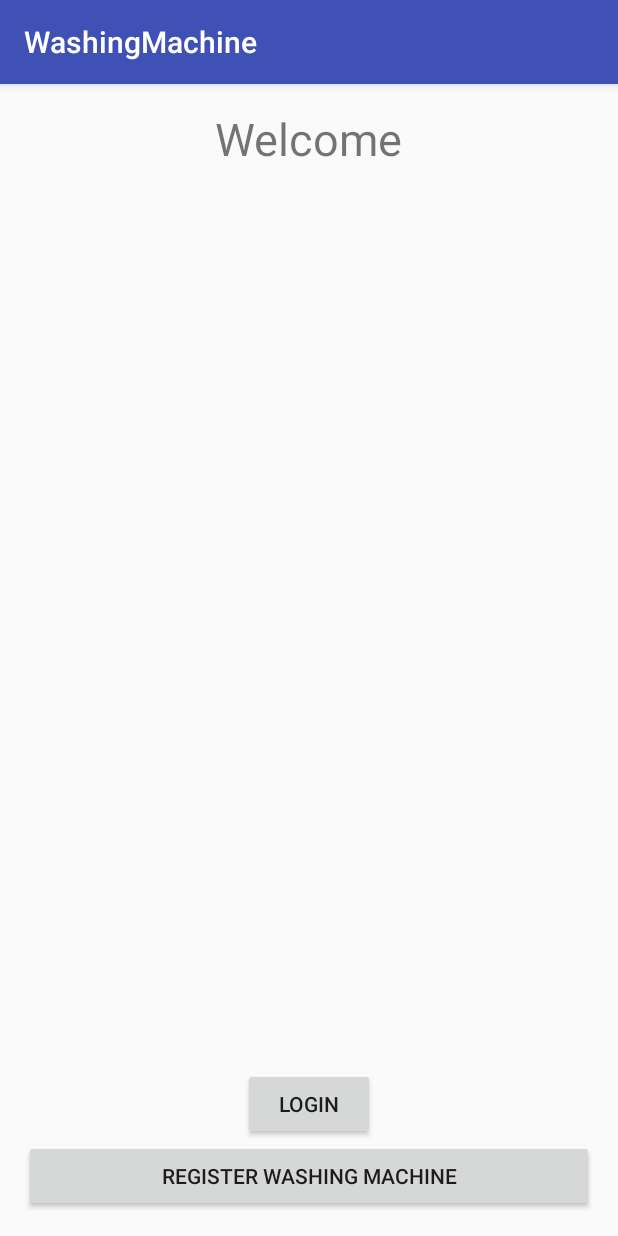
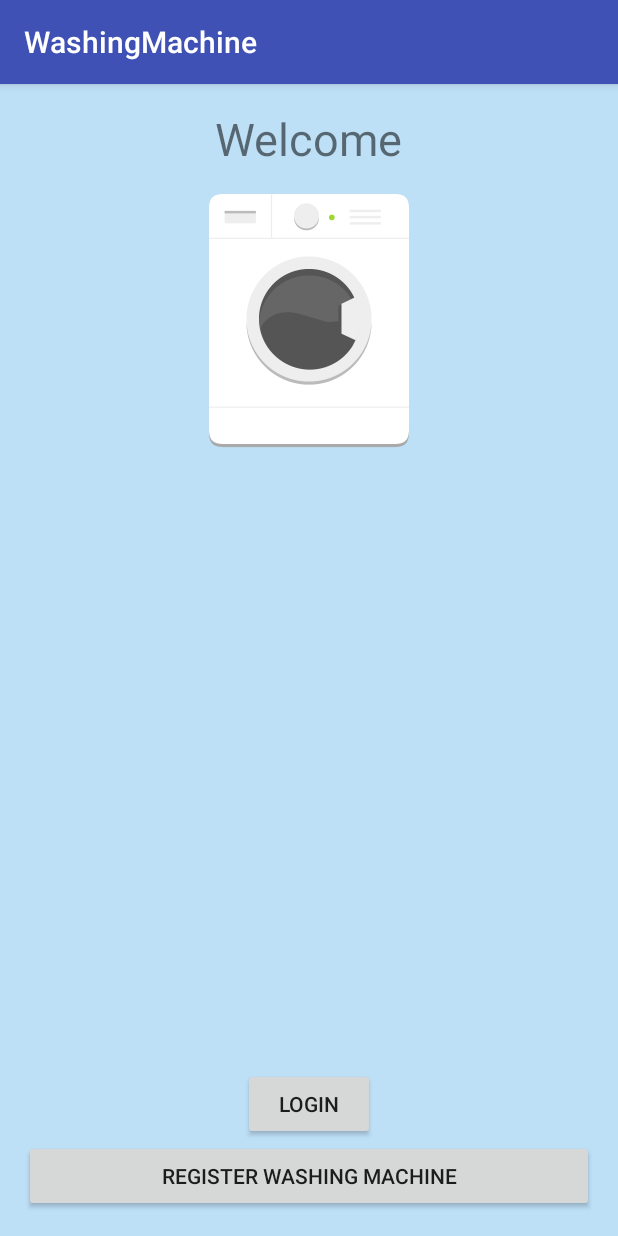
Before and after one commit to hsahot12/WashingMachine, an Android app: the screen it shows after launch (AuthenticationActivity), on a phone screen of 412 x 824 dp. Run offline under Robolectric (Android 15) with nearby library versions, the phone set to English and light mode, and no system bars; our stand-ins replace Volley; libraries missing offline, so code that uses them is left out: com.auth0.core, com.auth0.googleplus, com.auth0.lock; pictures from the network do not load; 2 statements that could not run were skipped.

Commit message:
This code was used in the presentation

```diff
--- a/app/src/main/res/layout/activity_main.xml
+++ b/app/src/main/res/layout/activity_main.xml
@@ -3,6 +3,7 @@
     xmlns:tools="http://schemas.android.com/tools"
     android:layout_width="match_parent"
     android:layout_height="match_parent"
+    android:background="#BEE0F7"
     android:paddingBottom="@dimen/activity_vertical_margin"
     android:paddingLeft="@dimen/activity_horizontal_margin"
     android:paddingRight="@dimen/activity_horizontal_margin"
@@ -32,6 +33,7 @@
         android:layout_width="200dp"
         android:layout_height="200dp"
         android:layout_below="@+id/textView2"
+        android:src="@drawable/wm"
         android:layout_centerHorizontal="true"
         android:fitsSystemWindows="true"
         android:scaleType="centerCrop" />
@@ -45,10 +47,10 @@
         tools:text="Username, kasjdka 1203" />
 
     <Button
+        android:id="@+id/login_button"
         android:layout_width="wrap_content"
         android:layout_height="wrap_content"
-        android:text="Login"
-        android:id="@+id/login_button"
         android:layout_above="@+id/sign_in_button"
-        android:layout_centerHorizontal="true" />
+        android:layout_centerHorizontal="true"
+        android:text="Login" />
 </RelativeLayout>
```
